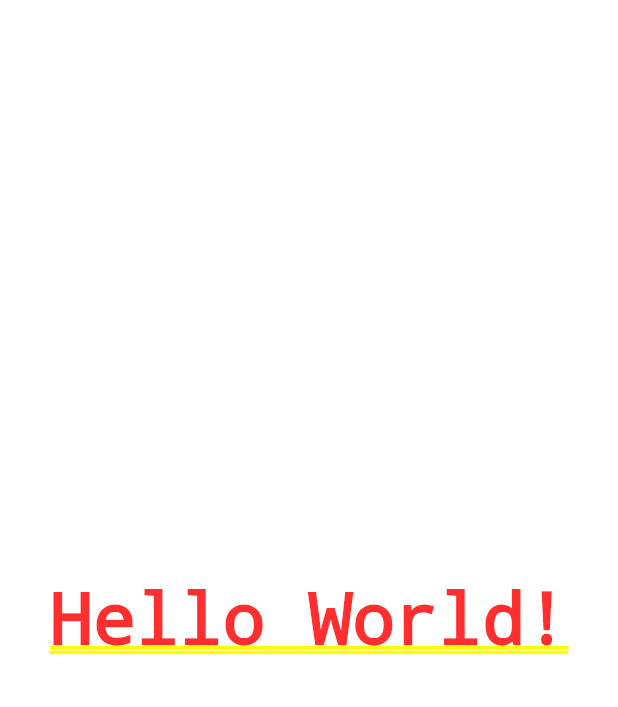
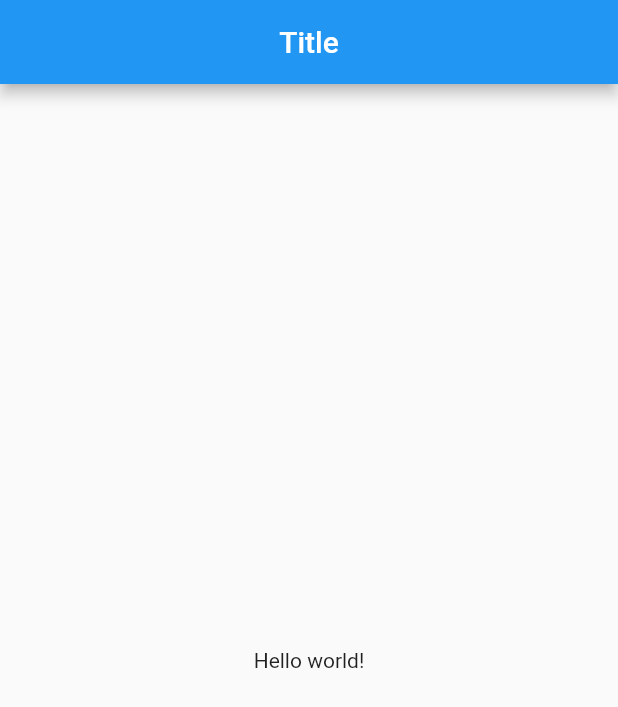
Before and after one commit to angel-codes/counter-app, a Flutter app: the screen it shows after launch, on a phone screen of 412 x 824 dp. Shown: the top 707 px of the screen. Run offline on Flutter 3.47's test engine with Material 2 defaults, Android fonts, the phone set to English and light mode, and no system bars.

Commit message:
home page

```diff
--- a/lib/src/app.dart
+++ b/lib/src/app.dart
@@ -1,11 +1,14 @@
 import 'package:flutter/material.dart';
+
+// Pages
+import 'package:counter_app/src/pages/home_page.dart';
 
 class MyApp extends StatelessWidget {
   @override
   Widget build(ctx) {
     return MaterialApp(
       home: Center(
-        child: Text('Hello World!'),
+        child: HomePage(),
       ),
     );
   }
--- /dev/null
+++ b/lib/src/pages/home_page.dart
@@ -0,0 +1,16 @@
+import 'package:flutter/material.dart';
+
+class HomePage extends StatelessWidget {
+  @override
+  Widget build(BuildContext context) {
+    return Scaffold(
+      appBar: AppBar(
+        title: Text('Title'),
+        centerTitle: true,
+      ),
+      body: Center(
+        child: Text('Hello world!'),
+      ),
+    );
+  }
+}
```
